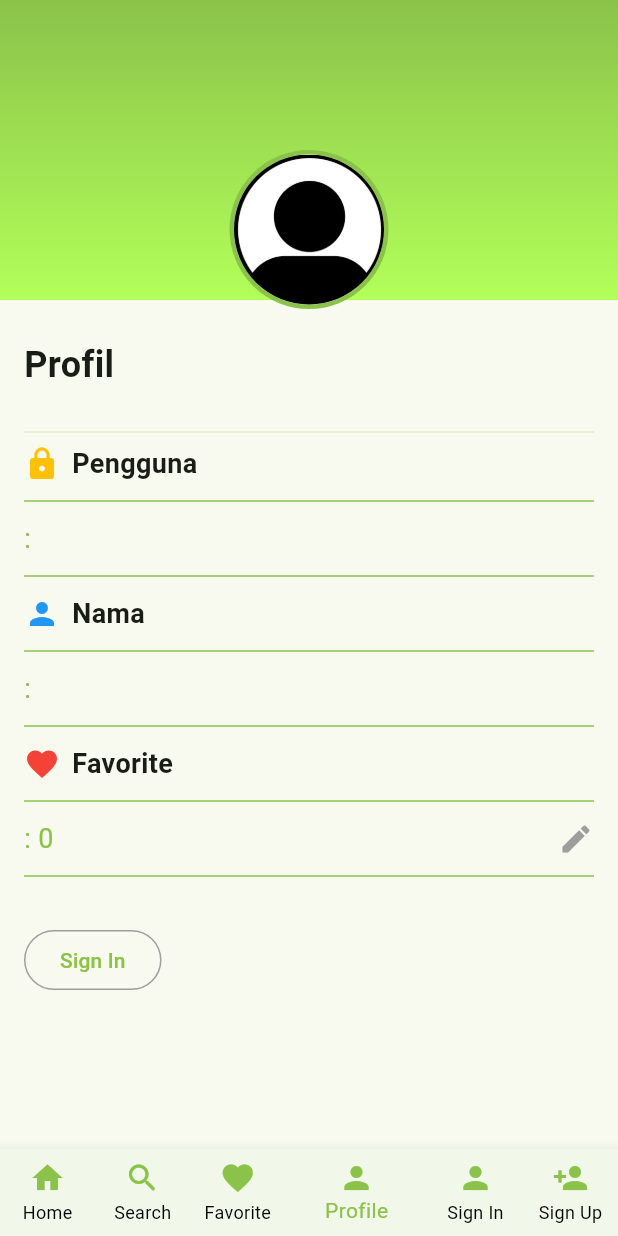
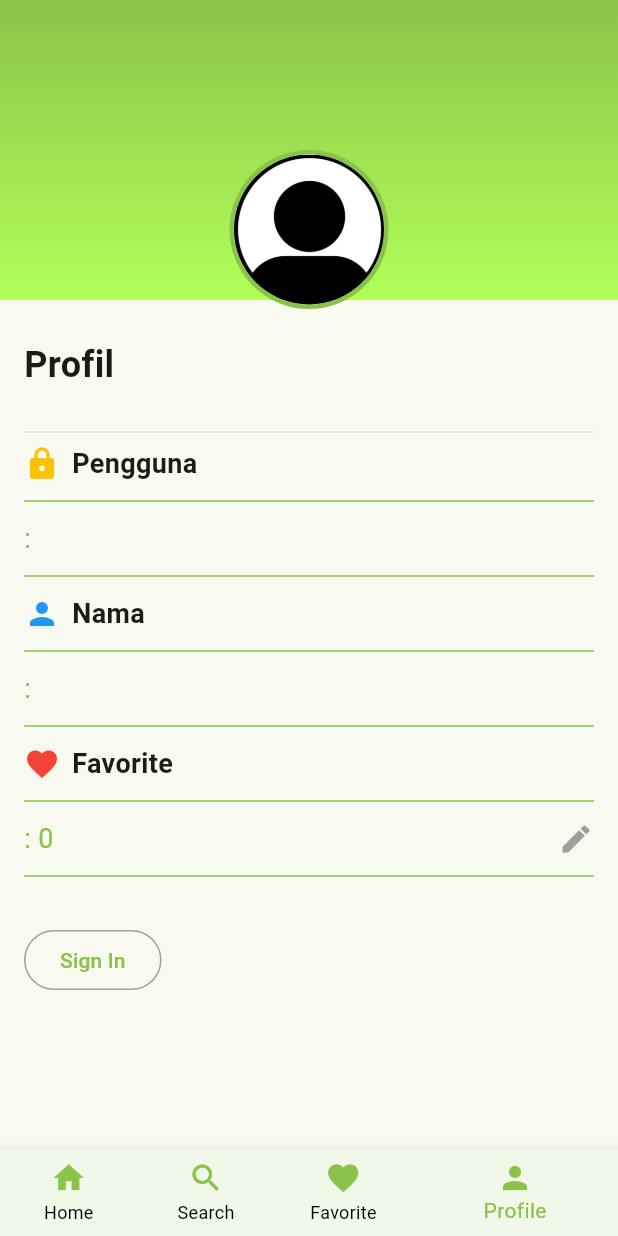
Before and after one commit to rerenn3/wisata_zoopedia-main, a Flutter app: the screen it shows after launch, item 4 of the bottom bar chosen, on a phone screen of 412 x 824 dp. Run offline on Flutter 3.47's test engine with Material 3 defaults, Android fonts, the phone set to English and light mode, and no system bars; our stand-ins replace shared_preferences; missing offline and left inert: encrypt.

Commit message:
update progres
progres Profilscreen

```diff
--- a/lib/main.dart
+++ b/lib/main.dart
@@ -34,6 +34,7 @@ class MyApp extends StatelessWidget {
       '/sign_in': (context) => SignInScreen(),
       '/search': (context) => SearchScreen(),
       '/detail': (context) => DetailScreen(zoo: zooList[0]),
+      '/profile': (context) => ProfileScreen(),
 
       // home: DetailScreen(zoo: zooList[0]),
       // home: HomeScreen(),
@@ -57,21 +58,19 @@ class MainScreen extends StatefulWidget {
 class  _MainScreenState extends State<MainScreen> {
   // TODO: 1 Deklarasikan variable
   int _currentIndex = 0;
-  final List<Widget> _children = [
+  final List<Widget> _pages = [
   HomeScreen(),
   SearchScreen(),
   FavoriteScreen(),
   ProfileScreen(),
-    HomeScreen(),
-    SignInScreen(),
-    SignUpScreen(),
+
   ];
 
   @override
   Widget build(BuildContext context) {
     return Scaffold(
       // TODO: 2 Buat properti body berupa widget yang ditampilkan
-      body: _children[_currentIndex],
+      body: _pages[_currentIndex],
       // TODO: 3 Buat properti BottomNavigationBar dengan nilai Theme
       bottomNavigationBar: Theme(
           data: Theme.of(context).copyWith(
@@ -98,14 +97,14 @@ class  _MainScreenState extends State<MainScreen> {
                 icon: Icon(Icons.person, color: Colors.lightGreen,),
                 label: 'Profile',
               ),
-      BottomNavigationBarItem(
-        icon: Icon(Icons.person, color: Colors.lightGreen),
-        label: 'Sign In',
-      ),
-      BottomNavigationBarItem(
-          icon: Icon(Icons.person_add, color: Colors.lightGreen),
-          label: 'Sign Up',
-      ),
+      // BottomNavigationBarItem(
+      //   icon: Icon(Icons.person, color: Colors.lightGreen),
+      //   label: 'Sign In',
+      // ),
+      // BottomNavigationBarItem(
+      //     icon: Icon(Icons.person_add, color: Colors.lightGreen),
+      //     label: 'Sign Up',
+      // ),
             ],
             onTap: (index) {
               setState(() {
--- a/lib/screens/profile_screen.dart
+++ b/lib/screens/profile_screen.dart
@@ -1,4 +1,5 @@
 import 'package:flutter/material.dart';
+import 'package:shared_preferences/shared_preferences.dart';
 
 class ProfileScreen extends StatefulWidget {
   const ProfileScreen({Key? key}) : super(key: key);
@@ -25,19 +26,46 @@ class _ProfileScreenState extends State<ProfileScreen> {
     });
   }
 
-  void updateProfile(String newFullName, String newUserName, int newFavoriteCandiCount) {
+  // Metode untuk memperbarui tampilan profil
+  void updateProfile(String newFullName, String newUsername, int newFavoriteCandiCount) {
     setState(() {
       fullName = newFullName;
-      userName = newUserName;
+      userName = newUsername;
       favoriteCandiCount = newFavoriteCandiCount;
     });
   }
 
+  // void _onSignUpSuccess(String newUsername, String newFullName) async {
+  //   // Simpan nama pengguna di SharedPreferences
+  //   final SharedPreferences prefs = await SharedPreferences.getInstance();
+  //   prefs.setString('username', newUsername);
+  //   prefs.setString('fullName', newFullName);
+  //
+  //   // Navigasi ke halaman profil
+  //   Navigator.pushReplacementNamed(context, '/profile');
+  // }
 
+  void navigateToSignIn() {
+    // Implementasi untuk navigasi ke halaman sign in
+    Navigator.pushNamed(context, '/sign_in');
+  }
 
+  void navigateToSignUp() {
+    // Implementasi untuk navigasi ke halaman sign up
+    Navigator.pushNamed(context, '/sign_up');
+  }
 
   @override
   Widget build(BuildContext context) {
+    // Mendapatkan data pengguna dari argument navigasi
+    final Map<String, dynamic>? args = ModalRoute.of(context)!.settings.arguments as Map<String, dynamic>?;
+
+    if (args != null) {
+      fullName = args['fullName'] ?? '';
+      userName = args['userName'] ?? '';
+      favoriteCandiCount = args['favoriteCandiCount'] ?? 0;
+    }
+
     return Scaffold(
       body: Stack(
         children: [
@@ -91,9 +119,26 @@ class _ProfileScreenState extends State<ProfileScreen> {
                 ),
                 SizedBox(height: 20),
                 Divider(color: Colors.lightGreen[100]),
-                buildProfileInfo('Pengguna', Icons.lock, userName, isEditable: false, iconColor: Colors.amber),
-                buildProfileInfo('Nama', Icons.person,  fullName, isEditable: isSignedIn, iconColor: Colors.blue),
-                buildProfileInfo('Favorite', Icons.favorite, '$favoriteCandiCount', iconColor: Colors.red),
+                buildProfileInfo(
+                  'Pengguna  ',
+                  Icons.lock,
+                  userName,
+                  isEditable: false,
+                  iconColor: Colors.amber,
+                ),
+                buildProfileInfo(
+                  'Nama',
+                  Icons.person,
+                  fullName,
+                  isEditable: isSignedIn,
+                  iconColor: Colors.blue,
+                ),
+                buildProfileInfo(
+                  'Favorite',
+                  Icons.favorite,
+                  '$favoriteCandiCount',
+                  iconColor: Colors.red,
+                ),
                 SizedBox(height: 20),
                 buildProfileAction(),
               ],
@@ -104,7 +149,8 @@ class _ProfileScreenState extends State<ProfileScreen> {
     );
   }
 
-  Widget buildProfileInfo(String label, IconData icon, String value, {bool isEditable = true, Color? iconColor}) {
+  Widget buildProfileInfo(String label, IconData icon, String value,
+      {bool isEditable = true, Color? iconColor}) {
     return Column(
       children: [
         Row(
@@ -113,7 +159,10 @@ class _ProfileScreenState extends State<ProfileScreen> {
             SizedBox(width: 8),
             Text(
               label,
-              style: TextStyle(fontSize: 18, fontWeight: FontWeight.bold, ),
+              style: TextStyle(
+                fontSize: 18,
+                fontWeight: FontWeight.bold,
+              ),
             ),
           ],
         ),
@@ -149,7 +198,7 @@ class _ProfileScreenState extends State<ProfileScreen> {
       child: Text('Sign Out', style: TextStyle(color: Colors.lightGreen)),
     )
         : OutlinedButton(
-      onPressed: signIn,
+      onPressed: navigateToSignIn,
       style: OutlinedButton.styleFrom(
         side: BorderSide(color: Colors.grey),
         primary: Colors.transparent,
```
Also changed, not shown: lib/screens/sign_in_screen.dart (+17 -5 lines), lib/screens/sign_up_screen.dart (+0 -9 lines).
